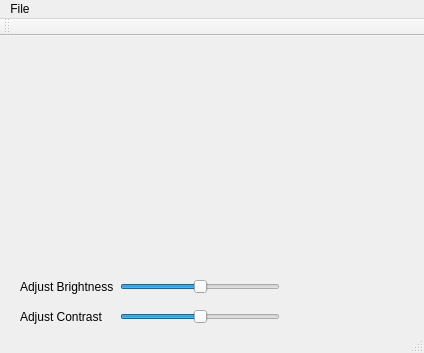
Before: the Qt Designer form bmp_Processor/mainwindow.ui in evs2012/Milestone2, drawn with Qt 5.
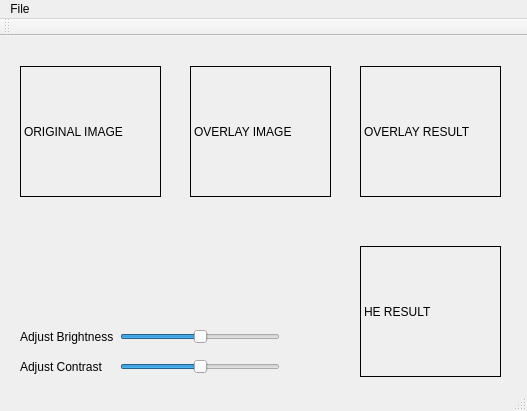
After: the same form once the commit is applied.

Commit message:
Class Time Workflow
Figured out requirements, wrote functions with /// TODO: describing what
needs to be done. Worked on UI layout

```diff
--- a/bmp_Processor/mainwindow.ui
+++ b/bmp_Processor/mainwindow.ui
@@ -6,8 +6,8 @@
    <rect>
     <x>0</x>
     <y>0</y>
-    <width>424</width>
-    <height>353</height>
+    <width>527</width>
+    <height>411</height>
    </rect>
   </property>
   <property name="windowTitle">
@@ -18,7 +18,7 @@
     <property name="geometry">
      <rect>
       <x>120</x>
-      <y>240</y>
+      <y>290</y>
       <width>160</width>
       <height>22</height>
      </rect>
@@ -34,7 +34,7 @@
     <property name="geometry">
      <rect>
       <x>120</x>
-      <y>270</y>
+      <y>320</y>
       <width>160</width>
       <height>22</height>
      </rect>
@@ -50,7 +50,7 @@
     <property name="geometry">
      <rect>
       <x>20</x>
-      <y>240</y>
+      <y>290</y>
       <width>111</width>
       <height>21</height>
      </rect>
@@ -63,7 +63,7 @@
     <property name="geometry">
      <rect>
       <x>20</x>
-      <y>270</y>
+      <y>320</y>
       <width>111</width>
       <height>21</height>
      </rect>
@@ -72,6 +72,70 @@
      <string>Adjust Contrast</string>
     </property>
    </widget>
+   <widget class="QLabel" name="lbl_Original_Image">
+    <property name="geometry">
+     <rect>
+      <x>20</x>
+      <y>30</y>
+      <width>141</width>
+      <height>131</height>
+     </rect>
+    </property>
+    <property name="frameShape">
+     <enum>QFrame::Box</enum>
+    </property>
+    <property name="text">
+     <string>ORIGINAL IMAGE</string>
+    </property>
+   </widget>
+   <widget class="QLabel" name="lbl_Overlay_Image">
+    <property name="geometry">
+     <rect>
+      <x>190</x>
+      <y>30</y>
+      <width>141</width>
+      <height>131</height>
+     </rect>
+    </property>
+    <property name="frameShape">
+     <enum>QFrame::Box</enum>
+    </property>
+    <property name="text">
+     <string>OVERLAY IMAGE</string>
+    </property>
+   </widget>
+   <widget class="QLabel" name="lbl_Overlay_Result">
+    <property name="geometry">
+     <rect>
+      <x>360</x>
+      <y>30</y>
+      <width>141</width>
+      <height>131</height>
+     </rect>
+    </property>
+    <property name="frameShape">
+     <enum>QFrame::Box</enum>
+    </property>
+    <property name="text">
+     <string>OVERLAY RESULT</string>
+    </property>
+   </widget>
+   <widget class="QLabel" name="lbl_HE_Result">
+    <property name="geometry">
+     <rect>
+      <x>360</x>
+      <y>210</y>
+      <width>141</width>
+      <height>131</height>
+     </rect>
+    </property>
+    <property name="frameShape">
+     <enum>QFrame::Box</enum>
+    </property>
+    <property name="text">
+     <string>HE RESULT</string>
+    </property>
+   </widget>
    <zorder>label</zorder>
    <zorder>label_2</zorder>
    <zorder>horizontalSlider_2</zorder>
@@ -82,7 +146,7 @@
     <rect>
      <x>0</x>
      <y>0</y>
-     <width>424</width>
+     <width>527</width>
      <height>21</height>
     </rect>
    </property>
```
Left out of the diff: 23 changed lines with no effect on the pictures. The commit also changes 6 other files.
